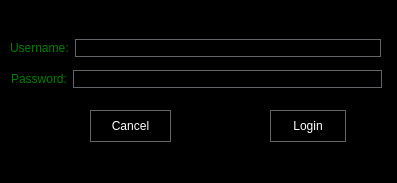
First picture: the form in loginwindow.ui, repository miabrielle/GroceryPOS, before the edit.
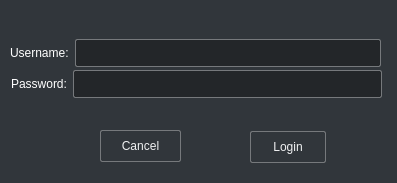
Second picture: the form after the edit.

The edit to the form file:
```diff
--- a/loginwindow.ui
+++ b/loginwindow.ui
@@ -15,36 +15,93 @@
   </property>
   <property name="styleSheet">
    <string notr="true">QDialog {
-	background-color: black;
+
+    color: #eff0f1;
+    background-color: #31363b;
+    selection-background-color:#3daee9;
+    selection-color: #eff0f1;
+    background-clip: border;
+    border-image: none;
+    border: 0px transparent black;
+    outline: 0;
 }
+QWidget
+{
+    color: #eff0f1;
+    background-color: #31363b;
+    selection-background-color:#3daee9;
+    selection-color: #eff0f1;
+    background-clip: border;
+    border-image: none;
+    border: 0px transparent black;
+    outline: 0;
+}
+
+QWidget:item:selected
+{
+    background-color: #18465d;
+}
+
 QVBoxLayout {
 	background-color: black;
 }
 
-QPushButton {
-	color: white;
-	background-color: black;
-	border: 1px solid #616468;
+QPushButton
+{
+    color: #eff0f1;
+    background-color: #31363b;
+    border-width: 1px;
+    border-color: #76797C;
+    border-style: solid;
+    padding: 5px;
+    border-radius: 2px;
+    outline: none;
+}
 
+
+QPushButton:focus {
+    background-color: #3daee9;
+    color: white;
+}
+
+QPushButton:pressed
+{
+    background-color: #3daee9;
+    padding-top: -15px;
+    padding-bottom: -17px;
 }
 QLabel {
-	color: green;
-	font-weight
-}
-
-QLineEdit {
 	color: white;
-	background-color: black;
-	border: 1px solid #616468;
-	}</string>
+}
+
+QLineEdit
+{
+    background-color: #232629;
+    padding: 5px;
+    border-style: solid;
+    border: 1px solid #76797C;
+    border-radius: 2px;
+    color: #eff0f1;
+}
+
+QLineEdit:focus {
+	border: 2px solid #3daee9;
+}
+
+QComboBox:hover,QPushButton:hover,QAbstractSpinBox:hover,QLineEdit:hover
+{
+    border: 1px solid #3daee9;
+    color: #eff0f1;
+}
+</string>
   </property>
-  <widget class="QWidget" name="">
+  <widget class="QWidget" name="layoutWidget">
    <property name="geometry">
     <rect>
      <x>10</x>
      <y>37</y>
      <width>371</width>
-     <height>22</height>
+     <height>32</height>
     </rect>
    </property>
    <layout class="QHBoxLayout" name="horizontalLayout">
@@ -60,13 +117,13 @@
     </item>
    </layout>
   </widget>
-  <widget class="QWidget" name="">
+  <widget class="QWidget" name="layoutWidget">
    <property name="geometry">
     <rect>
      <x>11</x>
      <y>68</y>
      <width>371</width>
-     <height>22</height>
+     <height>32</height>
     </rect>
    </property>
    <layout class="QHBoxLayout" name="horizontalLayout_2">
@@ -98,8 +155,8 @@
   <widget class="QPushButton" name="cancelButton">
    <property name="geometry">
     <rect>
-     <x>90</x>
-     <y>110</y>
+     <x>100</x>
+     <y>130</y>
      <width>81</width>
      <height>32</height>
     </rect>
@@ -111,8 +168,8 @@
   <widget class="QPushButton" name="loginButton">
    <property name="geometry">
     <rect>
-     <x>270</x>
-     <y>110</y>
+     <x>250</x>
+     <y>131</y>
      <width>76</width>
      <height>32</height>
     </rect>
```
